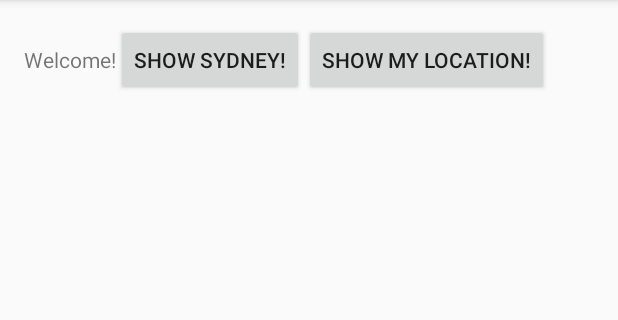
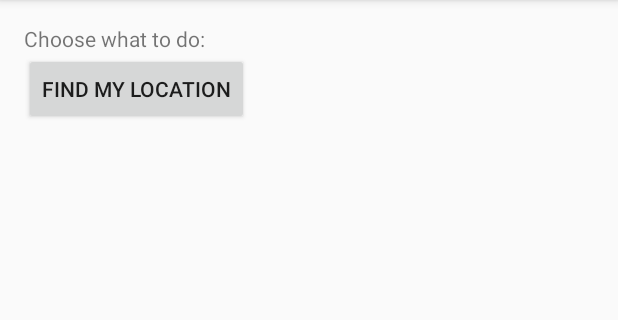
Before and after one commit to Rudra2301/Rhome, an Android app: the screen it shows after launch (MainActivity), on a phone screen of 412 x 824 dp, the part 84-404 px from its top. Run offline under Robolectric (Android 15) with nearby library versions, the phone set to English and light mode, and no system bars.

```diff
--- a/android-source/Rhome/app/src/main/java/lorentzonsolutions/rhome/MainActivity.java
+++ b/android-source/Rhome/app/src/main/java/lorentzonsolutions/rhome/MainActivity.java
@@ -18,8 +18,4 @@ public class MainActivity extends AppCompatActivity {
         startActivity(intent);
     }
 
-    public void showMyLocation(View view) {
-        Intent intent = new Intent(this, MyLocation.class);
-        startActivity(intent);
-    }
 }
--- a/android-source/Rhome/app/src/main/res/layout/activity_main.xml
+++ b/android-source/Rhome/app/src/main/res/layout/activity_main.xml
@@ -8,22 +8,21 @@
     android:paddingLeft="@dimen/activity_horizontal_margin"
     android:paddingRight="@dimen/activity_horizontal_margin"
     android:paddingTop="@dimen/activity_vertical_margin"
+    android:orientation="vertical"
     tools:context="lorentzonsolutions.rhome.MainActivity">
 
     <TextView
         android:layout_width="wrap_content"
         android:layout_height="wrap_content"
-        android:text="Welcome!" />
+        android:text="@string/main_activity_header" />
 
     <Button
         android:layout_width="wrap_content"
         android:layout_height="wrap_content"
-        android:text="@string/showMapSydney"
+        android:text="@string/find_my_location"
         android:onClick="startMap"/>
 
-    <Button
-        android:layout_width="wrap_content"
-        android:layout_height="wrap_content"
-        android:text="@string/showCurrentLocation"
-        android:onClick="showMyLocation"/>
+
+
+
 </LinearLayout>
--- a/android-source/Rhome/app/src/main/res/values/strings.xml
+++ b/android-source/Rhome/app/src/main/res/values/strings.xml
@@ -1,7 +1,13 @@
 <resources>
     <string name="app_name">Rhome</string>
     <string name="title_activity_maps">Map</string>
-    <string name="showMapSydney">Show Sydney!</string>
-    <string name="showCurrentLocation">Show my location!</string>
+    <string name="find_my_location">Find my location</string>
     <string name="title_activity_my_location">Map</string>
+    <string name="main_activity_header">Choose what to do:</string>
+
+    <!-- Maps Activity -->
+    <string name="your_location">Showing your location:</string>
+    <string name="your_location_info">Info on your location:</string>
+    <string name="custom_location">Use a custom location:</string>
+    <string name="enter_location">Enter location</string>
 </resources>
```
